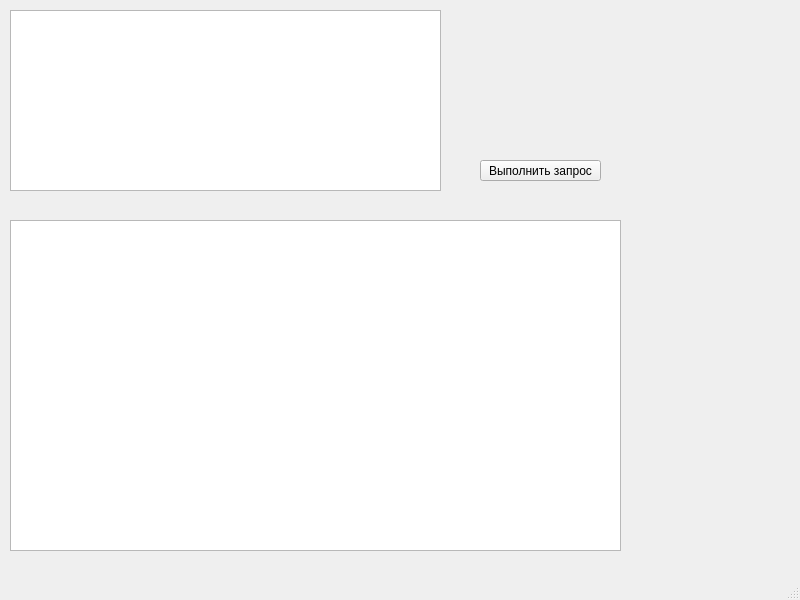
Old version of the form main.ui in the repository yarikmuhatdinov/coffee.
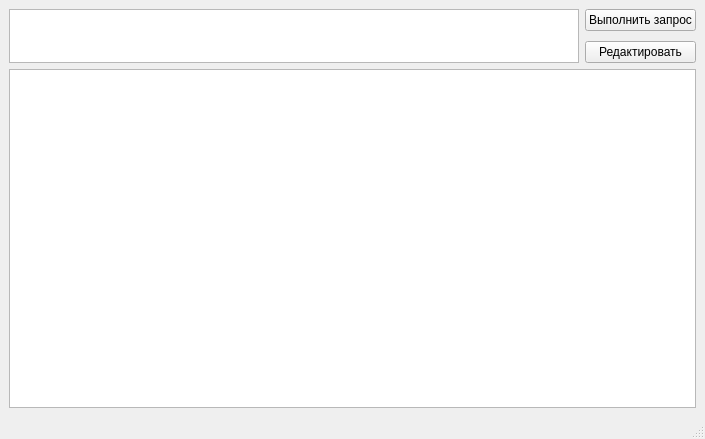
New version of the form.

Diff of the .ui file:
```diff
--- a/main.ui
+++ b/main.ui
@@ -6,47 +6,49 @@
    <rect>
     <x>0</x>
     <y>0</y>
-    <width>800</width>
-    <height>600</height>
+    <width>705</width>
+    <height>439</height>
    </rect>
   </property>
   <property name="windowTitle">
    <string>MainWindow</string>
   </property>
   <widget class="QWidget" name="centralwidget">
-   <widget class="QTextEdit" name="textEdit">
-    <property name="geometry">
-     <rect>
-      <x>10</x>
-      <y>10</y>
-      <width>431</width>
-      <height>181</height>
-     </rect>
-    </property>
-   </widget>
-   <widget class="QPushButton" name="pushButton">
-    <property name="geometry">
-     <rect>
-      <x>480</x>
-      <y>160</y>
-      <width>121</width>
-      <height>21</height>
-     </rect>
-    </property>
-    <property name="text">
-     <string>Выполнить запрос</string>
-    </property>
-   </widget>
-   <widget class="QTableWidget" name="tableWidget">
-    <property name="geometry">
-     <rect>
-      <x>10</x>
-      <y>220</y>
-      <width>611</width>
-      <height>331</height>
-     </rect>
-    </property>
-   </widget>
+   <layout class="QGridLayout" name="gridLayout">
+    <item row="0" column="1" alignment="Qt::AlignTop">
+     <widget class="QPushButton" name="pushButton">
+      <property name="text">
+       <string>Выполнить запрос</string>
+      </property>
+     </widget>
+    </item>
+    <item row="5" column="0" colspan="2">
+     <widget class="QTableWidget" name="tableWidget"/>
+    </item>
+    <item row="1" column="1">
+     <widget class="QPushButton" name="pushButtonEdit">
+      <property name="text">
+       <string>Редактировать</string>
+      </property>
+     </widget>
+    </item>
+    <item row="0" column="0" rowspan="2">
+     <widget class="QTextEdit" name="textEdit">
+      <property name="minimumSize">
+       <size>
+        <width>0</width>
+        <height>10</height>
+       </size>
+      </property>
+      <property name="maximumSize">
+       <size>
+        <width>16777215</width>
+        <height>54</height>
+       </size>
+      </property>
+     </widget>
+    </item>
+   </layout>
   </widget>
   <widget class="QMenuBar" name="menubar">
    <property name="geometry">
```
Left out of the diff: 2 changed lines with no effect on the pictures.
